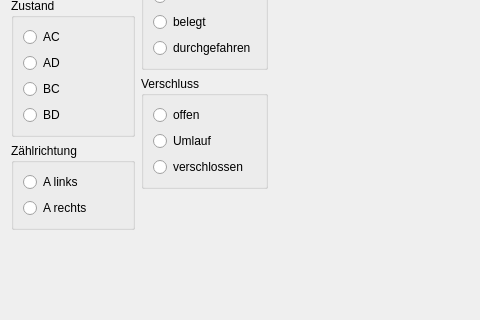
Before: the Qt Designer form MRW-WidgetStudy/doublecrossswitchstudy.ui in stmork/mrw-track-control-ng, drawn with Qt 5; both pictures show x 0 to 480 and y 106 to 426 of the 952 by 522 pixel window.
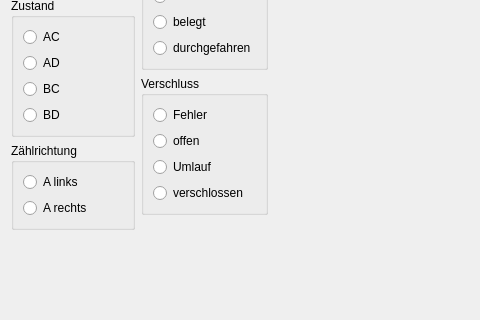
After: the same form once the commit is applied. Custom widgets are drawn as their Qt base class.

```diff
--- a/MRW-WidgetStudy/doublecrossswitchstudy.ui
+++ b/MRW-WidgetStudy/doublecrossswitchstudy.ui
@@ -166,6 +166,13 @@
         <string>Verschluss</string>
        </property>
        <layout class="QVBoxLayout" name="verticalLayout_7">
+        <item>
+         <widget class="QRadioButton" name="errorButton">
+          <property name="text">
+           <string>Fehler</string>
+          </property>
+         </widget>
+        </item>
         <item>
          <widget class="QRadioButton" name="openButton">
           <property name="text">
```
